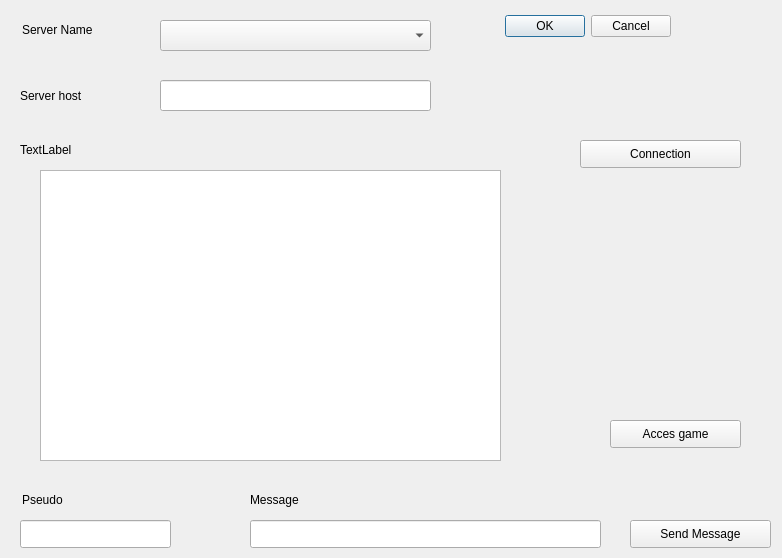
Above: ClientSB/dialog.ui from jorisChalumeau/SpaceBattle before the change. Below: the same form after it.
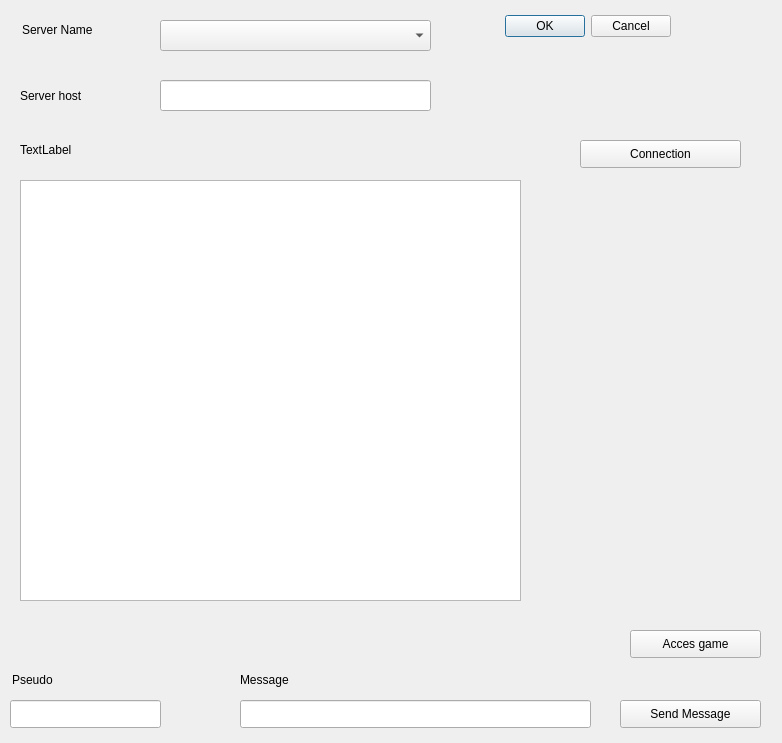
That is the form after the change.

Patch:
```diff
--- a/ClientSB/dialog.ui
+++ b/ClientSB/dialog.ui
@@ -7,7 +7,7 @@
     <x>0</x>
     <y>0</y>
     <width>782</width>
-    <height>558</height>
+    <height>743</height>
    </rect>
   </property>
   <property name="windowTitle">
@@ -104,8 +104,8 @@
   <widget class="QLineEdit" name="message">
    <property name="geometry">
     <rect>
-     <x>250</x>
-     <y>520</y>
+     <x>240</x>
+     <y>700</y>
      <width>351</width>
      <height>28</height>
     </rect>
@@ -114,8 +114,8 @@
   <widget class="QLineEdit" name="pseudo">
    <property name="geometry">
     <rect>
-     <x>20</x>
-     <y>520</y>
+     <x>10</x>
+     <y>700</y>
      <width>151</width>
      <height>28</height>
     </rect>
@@ -124,8 +124,8 @@
   <widget class="QPushButton" name="boutonEnvoyer">
    <property name="geometry">
     <rect>
-     <x>630</x>
-     <y>520</y>
+     <x>620</x>
+     <y>700</y>
      <width>141</width>
      <height>28</height>
     </rect>
@@ -137,18 +137,18 @@
   <widget class="QTextEdit" name="listeMessages">
    <property name="geometry">
     <rect>
-     <x>40</x>
-     <y>170</y>
-     <width>461</width>
-     <height>291</height>
+     <x>20</x>
+     <y>180</y>
+     <width>501</width>
+     <height>421</height>
     </rect>
    </property>
   </widget>
   <widget class="QLabel" name="label_3">
    <property name="geometry">
     <rect>
-     <x>22</x>
-     <y>490</y>
+     <x>12</x>
+     <y>670</y>
      <width>91</width>
      <height>20</height>
     </rect>
@@ -160,8 +160,8 @@
   <widget class="QLabel" name="label_4">
    <property name="geometry">
     <rect>
-     <x>250</x>
-     <y>490</y>
+     <x>240</x>
+     <y>670</y>
      <width>91</width>
      <height>20</height>
     </rect>
@@ -173,8 +173,8 @@
   <widget class="QPushButton" name="pushButton">
    <property name="geometry">
     <rect>
-     <x>610</x>
-     <y>420</y>
+     <x>630</x>
+     <y>630</y>
      <width>131</width>
      <height>28</height>
     </rect>
```
Left out of the diff: 2 changed lines with no effect on the pictures.
